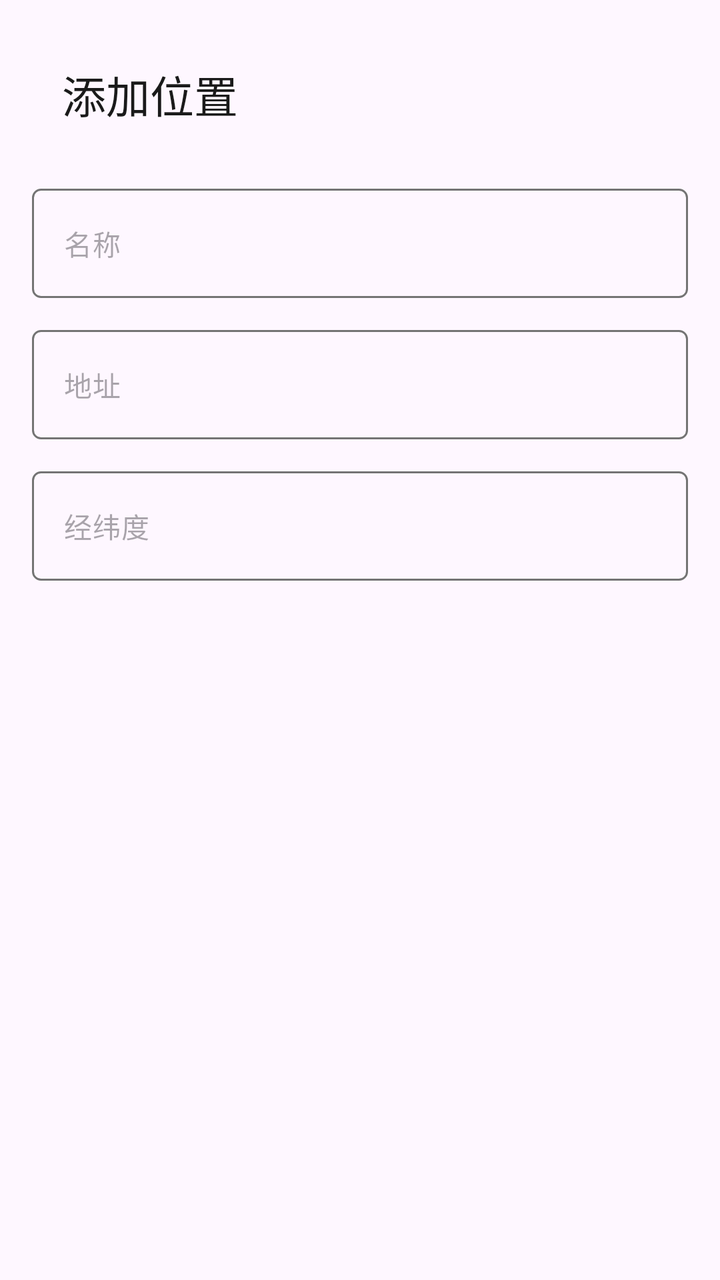
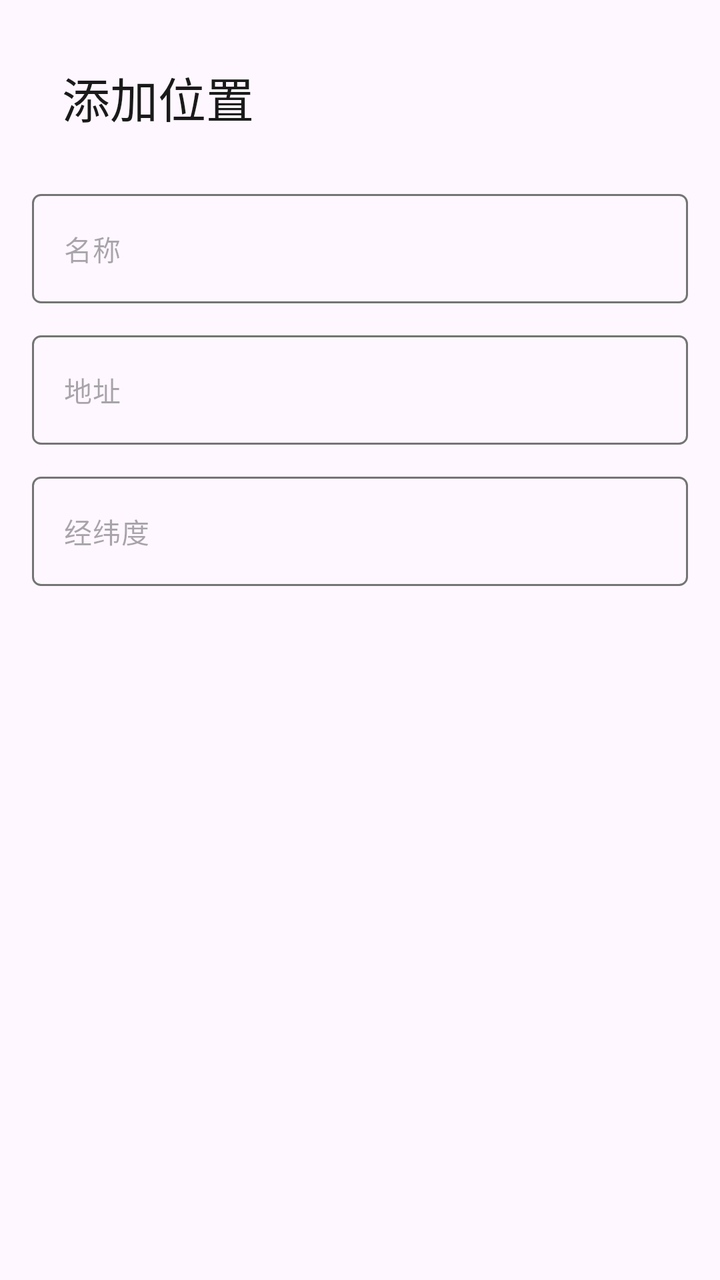

Before-and-after screenshots of an Android layout around one commit, followed by the original layout XML and the change that was made.
<!-- AndroidManifest.xml: application theme AppTheme -->
<!-- res/layout/dialog_add_location.xml -->
<?xml version="1.0" encoding="utf-8"?>
<LinearLayout
    xmlns:android="http://schemas.android.com/apk/res/android"
    xmlns:app="http://schemas.android.com/apk/res-auto"
    android:layout_width="match_parent"
    android:layout_height="wrap_content"
    android:orientation="vertical"
    android:padding="16dp">

        <TextView
            android:layout_width="match_parent"
            android:layout_height="wrap_content"
            android:text="@string/add_location"
            android:textAppearance="?attr/textAppearanceTitleLarge"
            android:textColor="?attr/colorOnSurface"
            android:padding="15dp"/>

        <com.google.android.material.textfield.TextInputLayout
            android:layout_width="match_parent"
            android:layout_height="wrap_content"
            android:layout_marginTop="16dp"
            app:boxBackgroundMode="none"
            app:hintEnabled="false"
            >

            <com.google.android.material.textfield.TextInputEditText
                android:id="@+id/etLocationName"
                android:layout_width="match_parent"
                android:layout_height="wrap_content"
                android:imeOptions="actionNext"
                android:inputType="text"
                android:singleLine="true"
                android:textColor="?attr/colorOnSurface"
                android:textAppearance="@style/TextAppearance.Material3.BodyMedium"
                android:hint="@string/name"
                android:background="@drawable/edit_text_box">

                
            </com.google.android.material.textfield.TextInputEditText>
        </com.google.android.material.textfield.TextInputLayout>

        <com.google.android.material.textfield.TextInputLayout
            android:layout_width="match_parent"
            android:layout_height="wrap_content"
            android:layout_marginTop="16dp"
            app:boxBackgroundMode="none"
            app:hintEnabled="false"
            >

            <com.google.android.material.textfield.TextInputEditText
                android:id="@+id/etLocationAddress"
                android:layout_width="match_parent"
                android:layout_height="wrap_content"
                android:imeOptions="actionNext"
                android:inputType="text"
                android:singleLine="true"
                android:textColor="?attr/colorOnSurface"
                android:textAppearance="@style/TextAppearance.Material3.BodyMedium"
                android:hint="@string/address"
                android:background="@drawable/edit_text_box">
            </com.google.android.material.textfield.TextInputEditText>
        </com.google.android.material.textfield.TextInputLayout>

        <com.google.android.material.textfield.TextInputLayout
            android:layout_width="match_parent"
            android:layout_height="wrap_content"
            android:layout_marginTop="16dp"
            app:boxBackgroundMode="none"
            app:hintEnabled="false"
            >

            <com.google.android.material.textfield.TextInputEditText
                android:id="@+id/etLocationLatLon"
                android:layout_width="match_parent"
                android:layout_height="wrap_content"
                android:imeOptions="actionNext"
                android:inputType="text"
                android:singleLine="true"
                android:textColor="?attr/colorOnSurface"
                android:textAppearance="@style/TextAppearance.Material3.BodyMedium"
                android:hint="@string/latlon"
                android:background="@drawable/edit_text_box">
            </com.google.android.material.textfield.TextInputEditText>
        </com.google.android.material.textfield.TextInputLayout>

</LinearLayout>
<!-- resources referenced by this layout -->
<resources>
  <!-- drawable edit_text_box (drawable) -->
  <?xml version="1.0" encoding="utf-8"?>
  <selector xmlns:android="http://schemas.android.com/apk/res/android">
      <item android:state_focused="true">
          <shape android:shape="rectangle">
              <solid android:color="@android:color/transparent" />
              <stroke android:width="2dp" android:color="?attr/colorPrimary" />
              <corners android:radius="4dp" />
          </shape>
      </item>
      <item>
          <shape android:shape="rectangle">
              <solid android:color="@android:color/transparent" />
              <stroke android:width="1dp" android:color="?attr/colorOutline" />
              <corners android:radius="4dp" />
          </shape>
      </item>
  </selector>
  <string name="add_location">添加位置</string>
  <string name="address">地址</string>
  <string name="latlon">经纬度</string>
  <string name="name">名称</string>
  <style name="AppTheme" parent="Theme.Material3.Light.NoActionBar">
          
          <item name="colorPrimary">#5F5F5F</item>
          <item name="colorOnPrimary">#FFFFFF</item>
          <item name="colorPrimaryContainer">#E0E0E0</item>
          <item name="colorOnPrimaryContainer">#1E1E1E</item>
          <item name="colorSecondary">#494949</item>
          <item name="colorOnSecondary">#FFFFFF</item>
          <item name="colorSecondaryContainer">#E7E7E7</item>
          <item name="colorOnSecondaryContainer">#2A2A2A</item>
          <item name="colorSurface">#FFFFFF</item>
          <item name="colorOnSurface">#1A1A1A</item>
          <item name="colorSurfaceVariant">#F0F0F0</item>
          <item name="colorOnSurfaceVariant">#5F5F5F</item>
          <item name="colorOutline">#747474</item>
  
          
          <item name="android:statusBarColor">@android:color/transparent</item>
          <item name="android:windowDrawsSystemBarBackgrounds">true</item>
          <item name="android:windowTranslucentStatus">true</item>
          <item name="windowActionModeOverlay">true</item>
          <item name="windowActionBar">false</item>
          <item name="windowNoTitle">true</item>
  
          
          <item name="searchViewStyle">@style/Portal.SearchViewStyle</item>
          <item name="sliderStyle">@style/Portal.SliderTheme</item>
          <item name="android:popupMenuStyle">@style/PortalPopupMenuStyle</item>
      </style>
  <style name="Portal.SearchViewStyle" parent="Widget.AppCompat.SearchView" />
  <style name="Portal.SliderTheme" parent="Widget.Material3.Slider" />
  <style name="PortalPopupMenuStyle" parent="Widget.Material3.PopupMenu">
          <item name="android:popupAnimationStyle">@style/PortalPopupAnimation</item>
      </style>
  <style name="PortalPopupAnimation">
          <item name="android:windowEnterAnimation">@anim/popup_in_top_end</item>
          <item name="android:windowExitAnimation">@anim/popup_out_top_end</item>
      </style>
</resources>

<!-- the commit's change to res/layout/dialog_add_location.xml (unified diff, before → after) -->
@@ -11,7 +11,7 @@
             android:layout_width="match_parent"
             android:layout_height="wrap_content"
             android:text="@string/add_location"
-            android:textAppearance="?attr/textAppearanceTitleLarge"
+            android:textAppearance="?attr/textAppearanceHeadlineSmall"
             android:textColor="?attr/colorOnSurface"
             android:padding="15dp"/>
 
